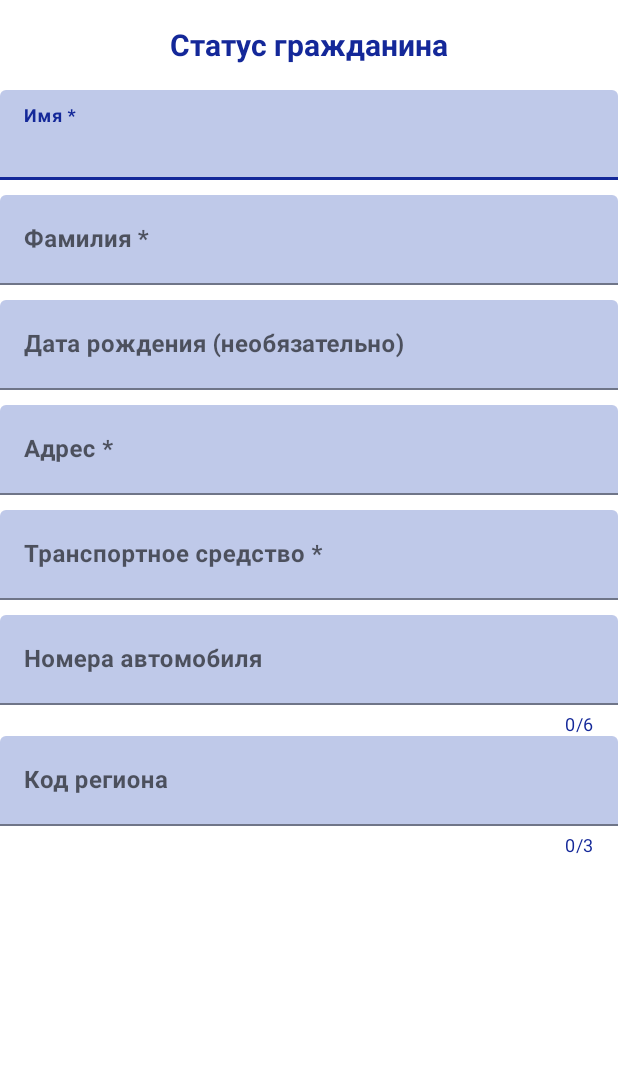
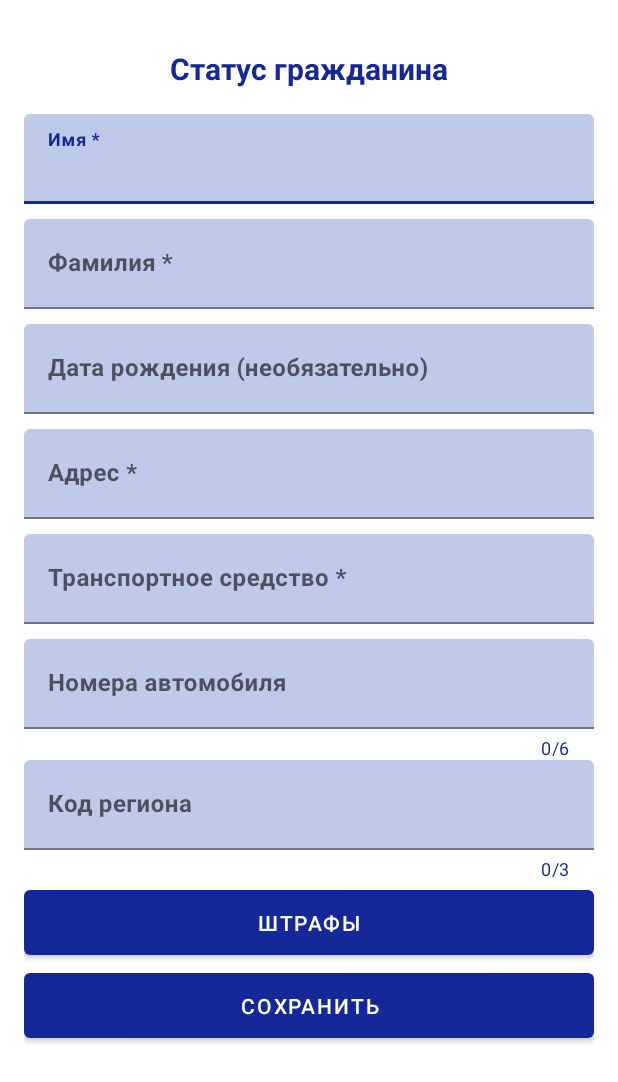
Before and after one commit to BelGray/CarNumbersDatabase, an Android app: the layout activity_show_numbers_info.xml on its own in the app's theme, with its tools: preview values and no code run, on a phone screen of 412 x 824 dp. Shown: the top 1082 px of the screen. Run offline under Robolectric (Android 15) with nearby library versions, the phone set to English and light mode, and no system bars.

Commit message:
change activity_show_numbers_info.xml

```diff
--- a/app/src/main/res/layout/activity_show_numbers_info.xml
+++ b/app/src/main/res/layout/activity_show_numbers_info.xml
@@ -1,9 +1,10 @@
 <?xml version="1.0" encoding="utf-8"?>
 <LinearLayout xmlns:android="http://schemas.android.com/apk/res/android"
     xmlns:app="http://schemas.android.com/apk/res-auto"
+    android:layout_width="match_parent"
+    android:layout_height="match_parent"
     android:orientation="vertical"
-    android:layout_width="match_parent"
-    android:layout_height="match_parent">
+    android:padding="16dp">
 
     <RelativeLayout
         android:layout_width="match_parent"
@@ -15,27 +16,25 @@
             android:layout_height="wrap_content"
             android:layout_centerInParent="true"
             android:text="@string/person_loading_status"
-            android:textStyle="bold"
             android:textColor="@color/blue"
             android:textSize="20sp"
-            />
+            android:textStyle="bold" />
 
     </RelativeLayout>
 
     <com.google.android.material.textfield.TextInputLayout
         android:layout_width="match_parent"
         android:layout_height="60dp"
-        app:errorEnabled="true"
         app:boxBackgroundColor="@color/light_blue_for_text_fields"
-        >
+        app:errorEnabled="true">
 
         <EditText
             android:id="@+id/personNameEditText"
             android:layout_width="match_parent"
             android:layout_height="match_parent"
+            android:hint="@string/person_name"
             android:textColor="@color/black"
             android:textColorHint="@color/black"
-            android:hint="@string/person_name"
             android:textStyle="bold"
 
             />
@@ -44,18 +43,17 @@
     <com.google.android.material.textfield.TextInputLayout
         android:layout_width="match_parent"
         android:layout_height="60dp"
-        app:errorEnabled="true"
+        android:layout_marginTop="10sp"
         app:boxBackgroundColor="@color/light_blue_for_text_fields"
-        android:layout_marginTop="10sp"
-        >
+        app:errorEnabled="true">
 
         <EditText
             android:id="@+id/personLastnameEditText"
             android:layout_width="match_parent"
             android:layout_height="match_parent"
+            android:hint="@string/person_lastname"
             android:textColor="@color/black"
             android:textColorHint="@color/black"
-            android:hint="@string/person_lastname"
             android:textStyle="bold"
 
             />
@@ -64,39 +62,18 @@
     <com.google.android.material.textfield.TextInputLayout
         android:layout_width="match_parent"
         android:layout_height="60dp"
-        app:errorEnabled="true"
+        android:layout_marginTop="10sp"
         app:boxBackgroundColor="@color/light_blue_for_text_fields"
-        android:layout_marginTop="10sp"
-        >
+        app:errorEnabled="true">
 
         <EditText
             android:id="@+id/personBirthdateEditText"
             android:layout_width="match_parent"
             android:layout_height="match_parent"
+            android:hint="@string/person_birthdate"
+            android:inputType="date"
             android:textColor="@color/black"
             android:textColorHint="@color/black"
-            android:hint="@string/person_birthdate"
-            android:textStyle="bold"
-            android:inputType="date"
-
-            />
-    </com.google.android.material.textfield.TextInputLayout>
-
-    <com.google.android.material.textfield.TextInputLayout
-        android:layout_width="match_parent"
-        android:layout_height="60dp"
-        app:errorEnabled="true"
-        app:boxBackgroundColor="@color/light_blue_for_text_fields"
-        android:layout_marginTop="10sp"
-        >
-
-        <EditText
-            android:id="@+id/personAddressEditText"
-            android:layout_width="match_parent"
-            android:layout_height="match_parent"
-            android:textColor="@color/black"
-            android:textColorHint="@color/black"
-            android:hint="@string/person_address"
             android:textStyle="bold"
 
             />
@@ -105,18 +82,34 @@
     <com.google.android.material.textfield.TextInputLayout
         android:layout_width="match_parent"
         android:layout_height="60dp"
-        app:errorEnabled="true"
+        android:layout_marginTop="10sp"
         app:boxBackgroundColor="@color/light_blue_for_text_fields"
+        app:errorEnabled="true">
+
+        <EditText
+            android:id="@+id/personAddressEditText"
+            android:layout_width="match_parent"
+            android:layout_height="match_parent"
+            android:hint="@string/person_address"
+            android:textColor="@color/black"
+            android:textColorHint="@color/black"
+            android:textStyle="bold" />
+    </com.google.android.material.textfield.TextInputLayout>
+
+    <com.google.android.material.textfield.TextInputLayout
+        android:layout_width="match_parent"
+        android:layout_height="60dp"
         android:layout_marginTop="10sp"
-        >
+        app:boxBackgroundColor="@color/light_blue_for_text_fields"
+        app:errorEnabled="true">
 
         <EditText
             android:id="@+id/personTransportNameEditText"
             android:layout_width="match_parent"
             android:layout_height="match_parent"
+            android:hint="@string/person_transport_name"
             android:textColor="@color/black"
             android:textColorHint="@color/black"
-            android:hint="@string/person_transport_name"
             android:textStyle="bold"
 
             />
@@ -125,45 +118,58 @@
     <com.google.android.material.textfield.TextInputLayout
         android:layout_width="match_parent"
         android:layout_height="wrap_content"
-        app:counterEnabled="true"
-        app:counterMaxLength="6"
-        app:counterTextColor="@color/blue"
-        app:errorEnabled="true"
         android:layout_marginTop="10dp"
         android:orientation="vertical"
         app:boxBackgroundColor="@color/light_blue_for_text_fields"
         app:boxStrokeColor="@color/blue"
-        >
+        app:counterEnabled="true"
+        app:counterMaxLength="6"
+        app:counterTextColor="@color/blue"
+        app:errorEnabled="true">
+
         <EditText
             android:id="@+id/personCarNumbersEditText"
             android:layout_width="match_parent"
             android:layout_height="60dp"
             android:hint="@string/car_numbers"
             android:textColor="@color/black"
-            android:textStyle="bold"
-            />
+            android:textStyle="bold" />
     </com.google.android.material.textfield.TextInputLayout>
+
     <com.google.android.material.textfield.TextInputLayout
         android:layout_width="match_parent"
         android:layout_height="wrap_content"
+        android:layout_marginTop="0dp"
+        android:orientation="vertical"
+        app:boxBackgroundColor="@color/light_blue_for_text_fields"
+        app:boxStrokeColor="@color/blue"
         app:counterEnabled="true"
         app:counterMaxLength="3"
         app:counterTextColor="@color/blue"
-        app:errorEnabled="true"
-        android:layout_marginTop="0dp"
-        app:boxBackgroundColor="@color/light_blue_for_text_fields"
-        android:orientation="vertical"
-        app:boxStrokeColor="@color/blue"
-        >
+        app:errorEnabled="true">
+
         <EditText
             android:id="@+id/personRegionCodeEditText"
             android:layout_width="match_parent"
             android:layout_height="60dp"
             android:hint="@string/region_code"
+            android:inputType="number"
             android:textColor="@color/black"
-            android:textStyle="bold"
-            android:inputType="number"
-            />
+            android:textStyle="bold" />
     </com.google.android.material.textfield.TextInputLayout>
 
+    <Button
+        android:id="@+id/personFinesButton"
+        android:layout_width="match_parent"
+        android:layout_height="55dp"
+        android:text="@string/person_fines"
+        android:textColor="@color/white" />
+
+    <Button
+        android:id="@+id/saveButton"
+        android:layout_width="match_parent"
+        android:layout_height="55dp"
+        android:text="@string/save_button"
+        android:textColor="@color/white" />
+
 </LinearLayout>
```
